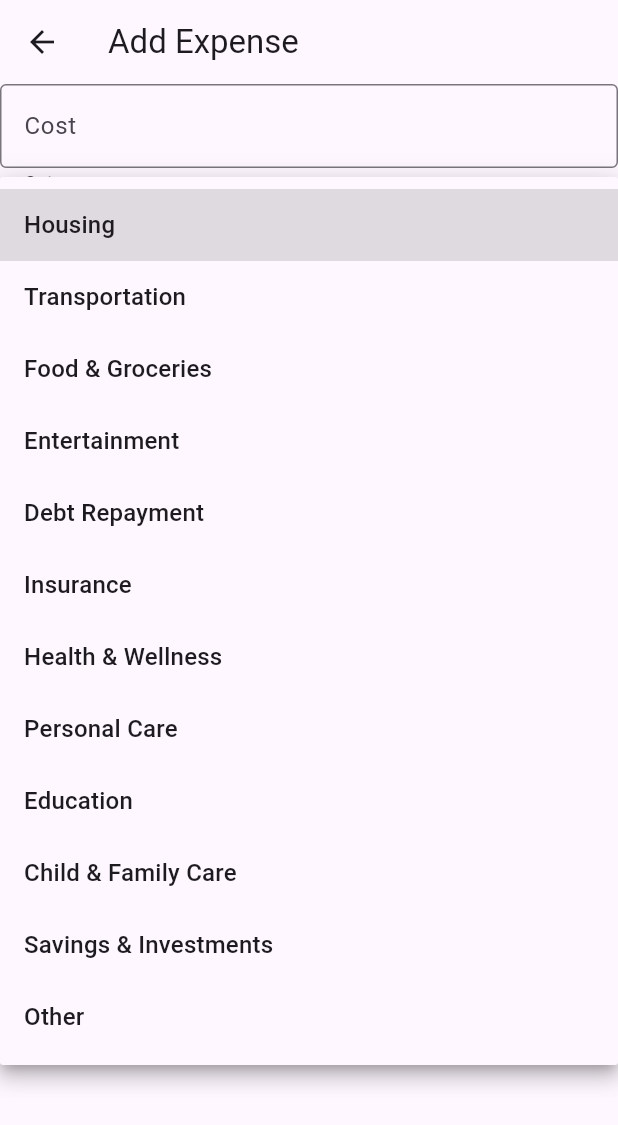
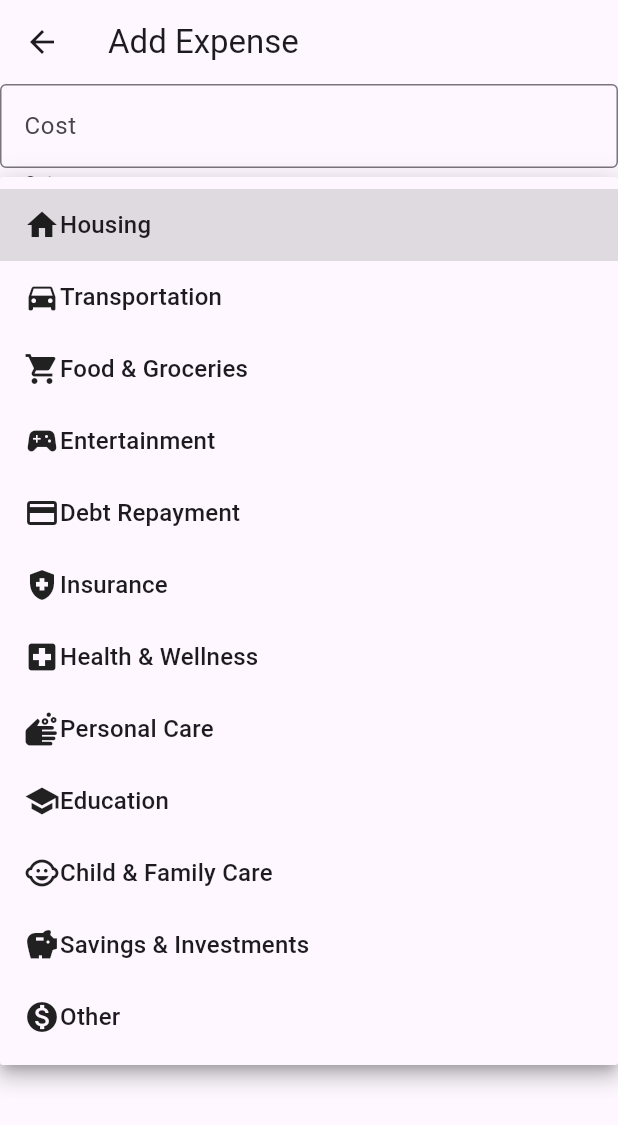
Before and after one commit to sneaktricks/personal_finance_tracker, a Flutter app: the AddExpensePage screen opened by its route, after a tap on "What type of expense are you adding?", on a phone screen of 412 x 824 dp. Shown: the top 1125 px of the screen. Run offline on Flutter 3.47's test engine with Material 3 defaults, Android fonts, the phone set to English and light mode, and no system bars; drawn by our look-alikes of flutter_form_builder; our stand-ins replace form_builder_validators, get, hive_ce_flutter; accounts and stored records are empty; generated files the repository leaves out were written again.

Commit message:
Add initial documentation, and icons to category select

```diff
--- a/lib/src/pages/add_expense_page.dart
+++ b/lib/src/pages/add_expense_page.dart
@@ -5,6 +5,7 @@ import 'package:get/get.dart';
 import 'package:personal_finance_tracker/src/controllers/entry_controller.dart';
 import 'package:personal_finance_tracker/src/controllers/navigation_controller.dart';
 import 'package:personal_finance_tracker/src/models/models.dart';
+import 'package:personal_finance_tracker/src/utils/categoryid_to_text.dart';
 import 'package:personal_finance_tracker/src/widgets/constrained_view.dart';
 
 class AddExpensePage extends StatelessWidget {
@@ -72,56 +73,19 @@ class AddExpensePage extends StatelessWidget {
                   hintText: "What type of expense are you adding?",
                   border: OutlineInputBorder(),
                 ),
-                items: const [
-                  DropdownMenuItem(
-                    value: "housing",
-                    child: Text("Housing"),
-                  ),
-                  DropdownMenuItem(
-                    value: "transportation",
-                    child: Text("Transportation"),
-                  ),
-                  DropdownMenuItem(
-                    value: "groceries",
-                    child: Text("Food & Groceries"),
-                  ),
-                  DropdownMenuItem(
-                    value: "entertainment",
-                    child: Text("Entertainment"),
-                  ),
-                  DropdownMenuItem(
-                    value: "debt",
-                    child: Text("Debt Repayment"),
-                  ),
-                  DropdownMenuItem(
-                    value: "insurance",
-                    child: Text("Insurance"),
-                  ),
-                  DropdownMenuItem(
-                    value: "health",
-                    child: Text("Health & Wellness"),
-                  ),
-                  DropdownMenuItem(
-                    value: "personal_care",
-                    child: Text("Personal Care"),
-                  ),
-                  DropdownMenuItem(
-                    value: "education",
-                    child: Text("Education"),
-                  ),
-                  DropdownMenuItem(
-                    value: "family",
-                    child: Text("Child & Family Care"),
-                  ),
-                  DropdownMenuItem(
-                    value: "savings",
-                    child: Text("Savings & Investments"),
-                  ),
-                  DropdownMenuItem(
-                    value: "other",
-                    child: Text("Other"),
-                  ),
-                ],
+                items: expenseCategories
+                    .map((e) => DropdownMenuItem(
+                        value: e,
+                        child: Text.rich(
+                          TextSpan(children: [
+                            WidgetSpan(
+                              alignment: PlaceholderAlignment.middle,
+                              child: Icon(categoryIdToIcon[e]),
+                            ),
+                            TextSpan(text: categoryIdToName[e] ?? "Unknown"),
+                          ]),
+                        )))
+                    .toList(),
                 validator: FormBuilderValidators.compose([
                   FormBuilderValidators.required(),
                 ]),
--- a/lib/src/utils/categoryid_to_text.dart
+++ b/lib/src/utils/categoryid_to_text.dart
@@ -1,6 +1,6 @@
 import 'package:flutter/material.dart';
 
-final categoryIdToName = {
+const categoryIdToName = {
   // Income
   "salary": "Salary",
   "bonus": "Bonus/Commission",
@@ -26,7 +26,7 @@ final categoryIdToName = {
   "other": "Other",
 };
 
-final categoryIdToIcon = {
+const categoryIdToIcon = {
   // Income
   "salary": Icons.work,
   "bonus": Icons.star,
@@ -51,3 +51,31 @@ final categoryIdToIcon = {
   "savings": Icons.savings,
   "other": Icons.monetization_on,
 };
+
+const incomeCategories = [
+  "salary",
+  "bonus",
+  "freelance",
+  "investment",
+  "rental",
+  "business",
+  "pension",
+  "child_support",
+  "gift",
+  "other",
+];
+
+const expenseCategories = [
+  "housing",
+  "transportation",
+  "groceries",
+  "entertainment",
+  "debt",
+  "insurance",
+  "health",
+  "personal_care",
+  "education",
+  "family",
+  "savings",
+  "other",
+];
```
Also changed, not shown: lib/src/pages/add_income_page.dart (+14 -42 lines), 1 other file.
